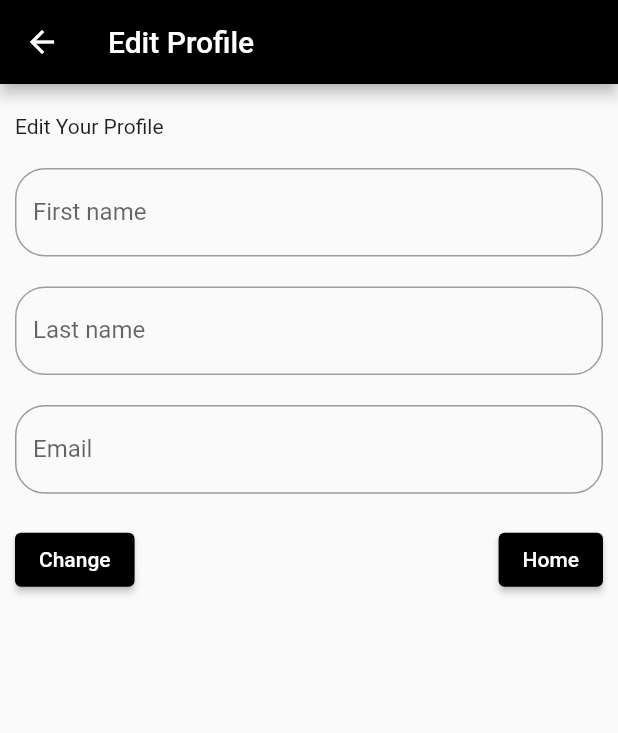
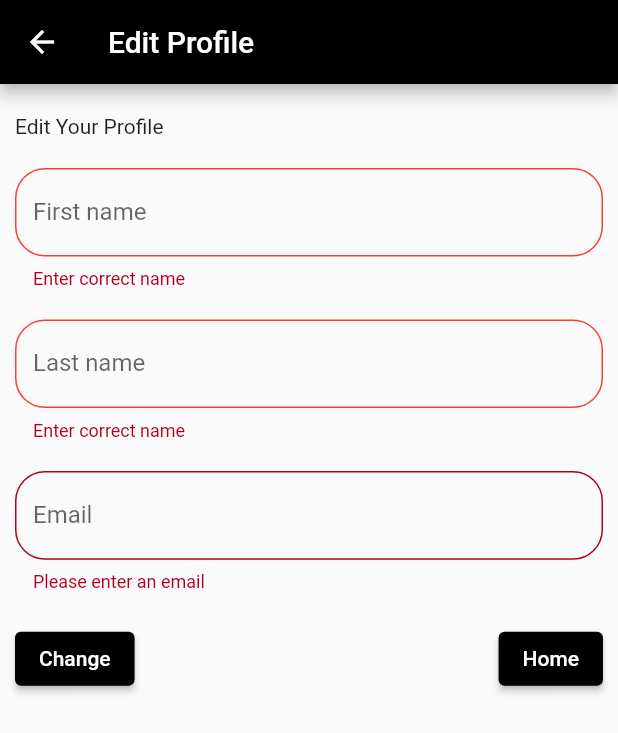
Before and after one commit to duyduc2809/MockProject1, a Flutter app: the EditProfile screen opened directly, after a tap on "Change", on a phone screen of 412 x 824 dp. Shown: the top 733 px of the screen. Run offline on Flutter 3.47's test engine with Material 2 defaults, Android fonts, the light colour scheme and no system bars; our stand-ins replace pie_chart, shared_preferences, sqflite; accounts and stored records are empty.

Commit message:
update home

```diff
--- a/lib/screens/EditProfile.dart
+++ b/lib/screens/EditProfile.dart
@@ -1,8 +1,10 @@
 import 'package:flutter/material.dart';
 import 'package:mock_prj1/Validator.dart';
 import 'package:mock_prj1/constants/TextStyleConstant.dart';
+import 'package:mock_prj1/screens/HomeScreen.dart';
 import 'package:mock_prj1/widgets/CustomInputDecoration.dart';
 import '../classes/Account.dart';
+import '../helpers/SQLAccountHelper.dart';
 import '../widgets/AsyncTextFormField.dart';
 
 class EditProfile extends StatefulWidget {
@@ -80,8 +82,36 @@ class _EditProfileState extends State<EditProfile> {
                   mainAxisAlignment: MainAxisAlignment.spaceBetween,
                   children: [
                     ElevatedButton(
-                        onPressed: () {}, child: const Text('Change')),
-                    ElevatedButton(onPressed: () {}, child: const Text('Home'))
+                        onPressed: () {
+                          if (_formkey.currentState!.validate()) {
+                            SQLAccountHelper.updateAccount(Account(
+                                email: _emailController.text,
+                                id: SQLAccountHelper.currentAccount['id'],
+                                password: SQLAccountHelper
+                                    .currentAccount['password']));
+                            SQLAccountHelper.setCurrentAccount(
+                                _emailController);
+                            print(SQLAccountHelper.currentAccount['id']);
+                          }
+                          AsyncTextFormField(
+                            labelText: 'Email',
+                            validator: (value) => Validator.isValidEmail(value),
+                            validationDebounce:
+                                const Duration(milliseconds: 200),
+                            controller: _emailController,
+                            valueIsEmptyMessage: 'Please enter an email',
+                            valueIsInvalidMessage:
+                                'Invalid email or email already exists',
+                            hintText: 'name@example.com',
+                          );
+                        },
+                        child: const Text('Change')),
+                    ElevatedButton(
+                        onPressed: () {
+                          Navigator.of(context).push(MaterialPageRoute(
+                              builder: (context) => HomePage()));
+                        },
+                        child: const Text('Home'))
                   ],
                 ),
               ],
--- a/lib/screens/homeScreen.dart
+++ b/lib/screens/homeScreen.dart
@@ -6,8 +6,8 @@ import '../helpers/PrefHelper.dart';
 import '../helpers/SQLAccountHelper.dart';
 import 'ChangePassword.dart';
 import 'DualFormScreen.dart';
-import 'FunctionItemScreen.dart';
 
+import 'ItemScreen.dart';
 import 'dashboardScreen.dart';
 
 class HomePage extends StatefulWidget {
@@ -19,7 +19,7 @@ class HomePage extends StatefulWidget {
 
 
 class _HomePageState extends State<HomePage> {
-  List pages = [DashboardForm(), const EditProfile()];
+  List pages = [DashboardForm(), const EditProfile(), const ChangePassWord()];
   int currentIndex = 0;
 
   void onTap(int index) {
```
